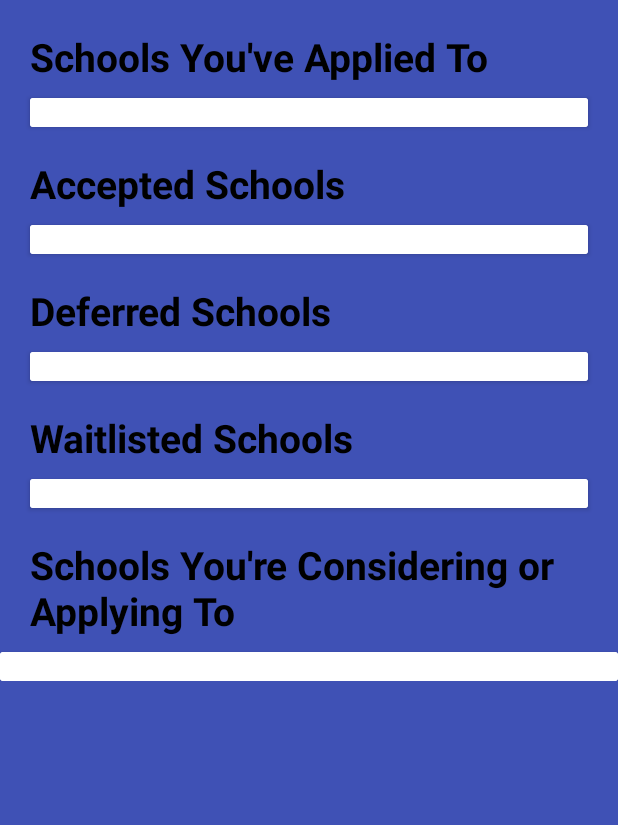
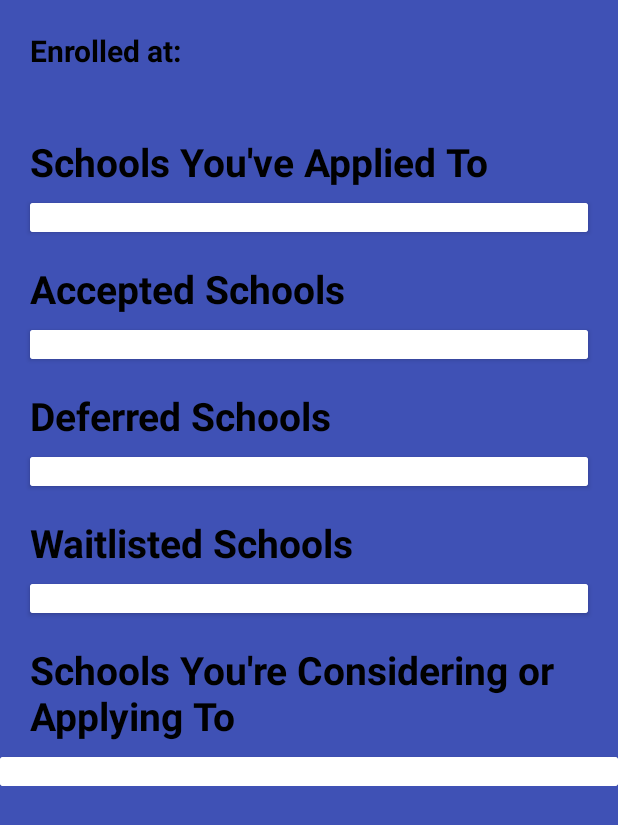
Before and after one commit to vibindi/my-college-planner-app, an Android app: the layout fragment_overview.xml on its own in the app's theme, with its tools: preview values and no code run, on a phone screen of 412 x 824 dp. Shown: the top 825 px of the screen. Run offline under Robolectric (Android 15) with nearby library versions, the light colour scheme and no system bars.

Commit message:
Add enrolled college for Overview

```diff
--- a/app/src/main/java/com/bindi/collegeplanner/adapterClasses/OverviewCollegesAdapter.java
+++ b/app/src/main/java/com/bindi/collegeplanner/adapterClasses/OverviewCollegesAdapter.java
@@ -74,8 +74,9 @@ public class OverviewCollegesAdapter extends RecyclerView.Adapter<OverviewColleg
     @Override
     public void onBindViewHolder(@NonNull OverviewCollegesAdapter.CollegesViewHolder holder, int position) {
         CollegeItem currentItem = mCollegeItems.get(position);
-        holder.mResourceCard.setBackgroundColor(Color.parseColor(currentItem.getColorStr()));
+        holder.mResourceCard.setCardBackgroundColor(Color.parseColor(currentItem.getColorStr()));
         holder.mCollegeName.setText(currentItem.getCollegeName());
+
         String type = "";
         if (currentItem.getCollegeType().equals("Safety")){
             type = "S";
--- a/app/src/main/res/layout/fragment_overview.xml
+++ b/app/src/main/res/layout/fragment_overview.xml
@@ -11,7 +11,39 @@
 
         <RelativeLayout
             android:layout_width="match_parent"
+            android:id="@+id/wholelayout"
             android:layout_height="match_parent">
+
+            <RelativeLayout
+                android:layout_width="wrap_content"
+                android:layout_height="wrap_content"
+                android:layout_marginBottom="-10dp"
+                android:id="@+id/enrolledView">
+
+                <TextView
+                    android:layout_width="wrap_content"
+                    android:layout_height="wrap_content"
+                    android:text="Enrolled at: "
+                    android:textColor="@android:color/black"
+                    android:textStyle="bold"
+                    android:layout_marginLeft="20dp"
+                    android:layout_marginTop="20dp"
+                    android:textSize="20dp"
+                    android:id="@+id/enrolledTitle"/>
+
+                <TextView
+                    android:layout_width="wrap_content"
+                    android:layout_height="wrap_content"
+                    android:text=""
+                    android:layout_below="@id/enrolledTitle"
+                    android:textColor="@android:color/black"
+                    android:textStyle="bold"
+                    android:layout_marginLeft="20dp"
+                    android:layout_marginTop="5dp"
+                    android:textSize="20dp"
+                    android:id="@+id/enrolledSchool"/>
+
+            </RelativeLayout>
 
             <TextView
                 android:layout_width="wrap_content"
@@ -22,6 +54,7 @@
                 android:layout_marginLeft="20dp"
                 android:layout_marginTop="20dp"
                 android:textSize="26dp"
+                android:layout_below="@+id/enrolledView"
                 android:id="@+id/appliedSchoolsTitle"/>
 
             <androidx.cardview.widget.CardView
--- a/app/src/main/res/layout/overview_college_item.xml
+++ b/app/src/main/res/layout/overview_college_item.xml
@@ -4,6 +4,7 @@
     android:layout_height="75dp"
     xmlns:app="http://schemas.android.com/apk/res-auto"
     android:id="@+id/bgCard"
+    app:cardBackgroundColor="@null"
     app:cardCornerRadius="0dp">
 
     <RelativeLayout
@@ -15,6 +16,7 @@
             android:layout_width="wrap_content"
             android:layout_height="wrap_content"
             android:layout_centerVertical="true"
+            android:layout_marginLeft="20dp"
             android:layout_margin="20dp">
 
             <TextView
```
Also changed, not shown: app/src/main/java/com/bindi/collegeplanner/OverviewFragment.java (+38 -0 lines).
